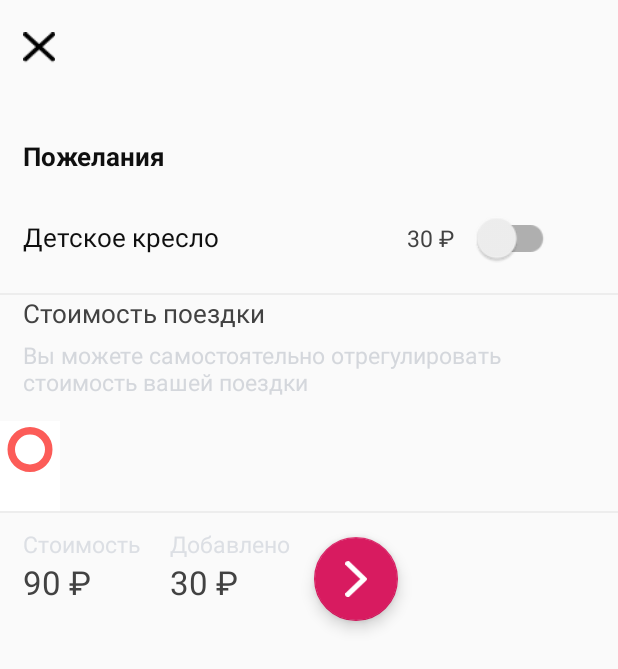
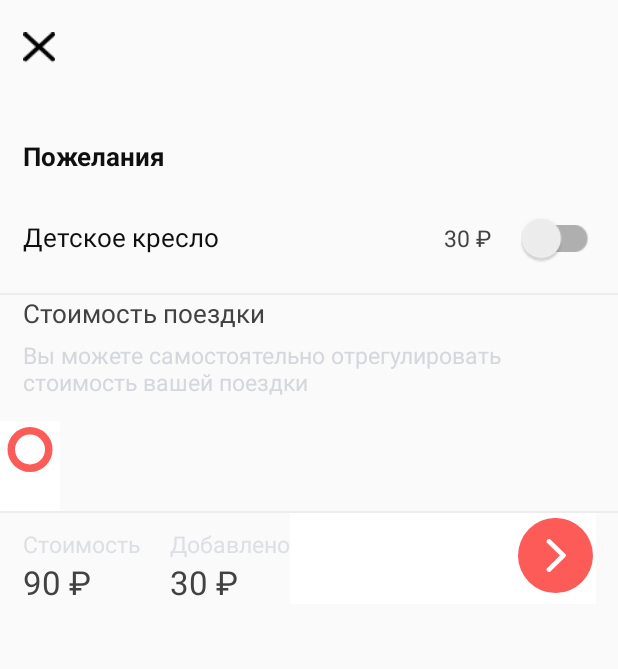
Before and after one commit to aytoku/android, an Android app: the layout wishes.xml on its own in the app's theme, with its tools: preview values and no code run, on a phone screen of 412 x 824 dp. Shown: the top 669 px of the screen. Run offline under Robolectric (Android 15) with nearby library versions, the phone set to English and light mode, and no system bars.

```diff
--- a/app/src/main/java/com/example/myapplication_1/MainActivity.java
+++ b/app/src/main/java/com/example/myapplication_1/MainActivity.java
@@ -47,8 +47,6 @@ import androidx.appcompat.app.AppCompatActivity;
 
             rv = (RecyclerView) findViewById(R.id.recycler);
 
-
-
         }
 
         @Override
@@ -68,7 +66,6 @@ import androidx.appcompat.app.AppCompatActivity;
 
             try {
 
-
                 AdapterGridViewMenu.ItemsMenu[] itemsMenu = getMenuItems();//model_data
 
                 AdapterGridViewMenu adapterGridViewMenu = new AdapterGridViewMenu(itemsMenu, getBaseContext());//this;
@@ -82,8 +79,6 @@ import androidx.appcompat.app.AppCompatActivity;
             }
 
         }
-
-
 
         private AdapterGridViewMenu.ItemsMenu[] getMenuItems() {
 
@@ -111,10 +106,6 @@ import androidx.appcompat.app.AppCompatActivity;
             return _arr;
 
         }
-
-
-
-
 
 
         public static class AdapterGridViewMenu extends RecyclerView.Adapter<AdapterGridViewMenu.ViewHolder> {
@@ -183,7 +174,7 @@ import androidx.appcompat.app.AppCompatActivity;
             public static class ItemsMenu {
 
                 public interface CallBack {
-                    public void call( ItemsMenu itemsMenu );
+                    void call(ItemsMenu itemsMenu);
                 }
 
                 private @ColorInt int colorBackgroundInt;
--- a/app/src/main/java/com/example/myapplication_1/MainActivityWish.java
+++ b/app/src/main/java/com/example/myapplication_1/MainActivityWish.java
@@ -14,13 +14,12 @@ import android.widget.TextView;
 import androidx.annotation.ColorInt;
 import androidx.annotation.NonNull;
 import androidx.annotation.Nullable;
-import androidx.cardview.widget.CardView;
+import androidx.appcompat.app.AppCompatActivity;
 import androidx.recyclerview.widget.DefaultItemAnimator;
 import androidx.recyclerview.widget.GridLayoutManager;
 import androidx.recyclerview.widget.RecyclerView;
+
 import ru.osety.amironlibrary.DrawableUtils;
-
-import androidx.appcompat.app.AppCompatActivity;
 
 public class MainActivityWish extends AppCompatActivity {
 
@@ -32,9 +31,7 @@ public class MainActivityWish extends AppCompatActivity {
 
         setContentView(R.layout.main_recycler);
 
-        rv = (RecyclerView) findViewById(R.id.recycler);
-
-
+        rv = findViewById(R.id.recycler);
 
     }
 
@@ -101,9 +98,6 @@ public class MainActivityWish extends AppCompatActivity {
 
 
 
-
-
-
     public static class AdapterGridViewMenu extends RecyclerView.Adapter<AdapterGridViewMenu.ViewHolder> {
 
         private final ItemsMenu[] itemsMenu;
@@ -144,7 +138,7 @@ public class MainActivityWish extends AppCompatActivity {
             viewHolder.img.setScaleType(ImageView.ScaleType.CENTER);
             viewHolder.img.setImageBitmap( _bitmap );
             viewHolder.desc.setText( _item.getStr() );
-           viewHolder.cost.setText(_item.getCost());
+            viewHolder.cost.setText(_item.getCost());
 
         }
 
@@ -156,7 +150,7 @@ public class MainActivityWish extends AppCompatActivity {
         public static class ItemsMenu {
 
             public interface CallBack {
-                public void call( ItemsMenu itemsMenu );
+                void call(ItemsMenu itemsMenu);
             }
 
             private @ColorInt int colorBackgroundInt;
--- a/app/src/main/res/layout/rating.xml
+++ b/app/src/main/res/layout/rating.xml
@@ -4,6 +4,8 @@
     xmlns:app="http://schemas.android.com/apk/res-auto"
     android:theme="@style/AppTheme"
     android:layout_width="match_parent" android:layout_height="match_parent">
+
+
 
 <LinearLayout
     android:orientation="vertical" android:layout_width="match_parent"
--- a/app/src/main/res/layout/wishes.xml
+++ b/app/src/main/res/layout/wishes.xml
@@ -63,12 +63,12 @@
                 android:text="30 ₽"
                 android:textColor="#424242"
                 android:textSize="15sp"
-                android:paddingRight="18dp"
-                android:paddingLeft="35dp"/>
+                android:paddingLeft="60dp"/>
 
             <androidx.appcompat.widget.SwitchCompat
                 android:id="@+id/my_switch"
                 android:layout_width="wrap_content"
+                android:paddingLeft="20dp"
                 android:layout_height="wrap_content"
                 android:layout_marginBottom="32dip"
                 android:scaleY="1.3"
@@ -210,16 +210,18 @@
 
         </LinearLayout>
 
-        <com.google.android.material.floatingactionbutton.FloatingActionButton
-            android:layout_width="wrap_content"
-            android:layout_height="wrap_content"
-            android:elevation="20dp"
-            android:layout_gravity="end|bottom"
-            android:layout_margin="16dp"
-            app:srcCompat="@drawable/icon_vector"
-            android:contentDescription="@string/submit"
-            android:background="@color/my_FC5C58"
-            tools:ignore="VectorDrawableCompat" />
+        <ImageButton
+            android:id="@+id/img_cross_grey1"
+            android:layout_width="match_parent"
+            android:paddingLeft="150dp"
+            android:background="@color/my_white"
+            android:layout_height="match_parent"
+            android:src="@drawable/ic_group_10_red_button"
+            android:layout_gravity="left"
+            android:scaleType="center"
+            android:scaleX="1"
+            android:scaleY="1"
+            tools:ignore="DuplicateIds" />
 
 
     </LinearLayout>
```
